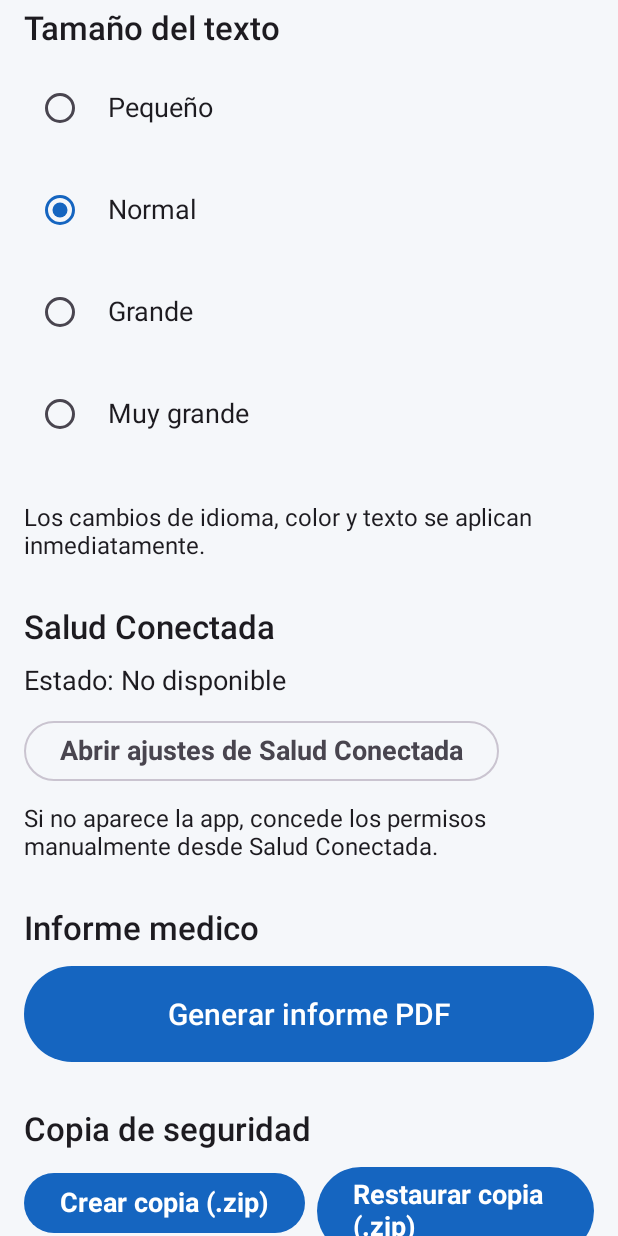
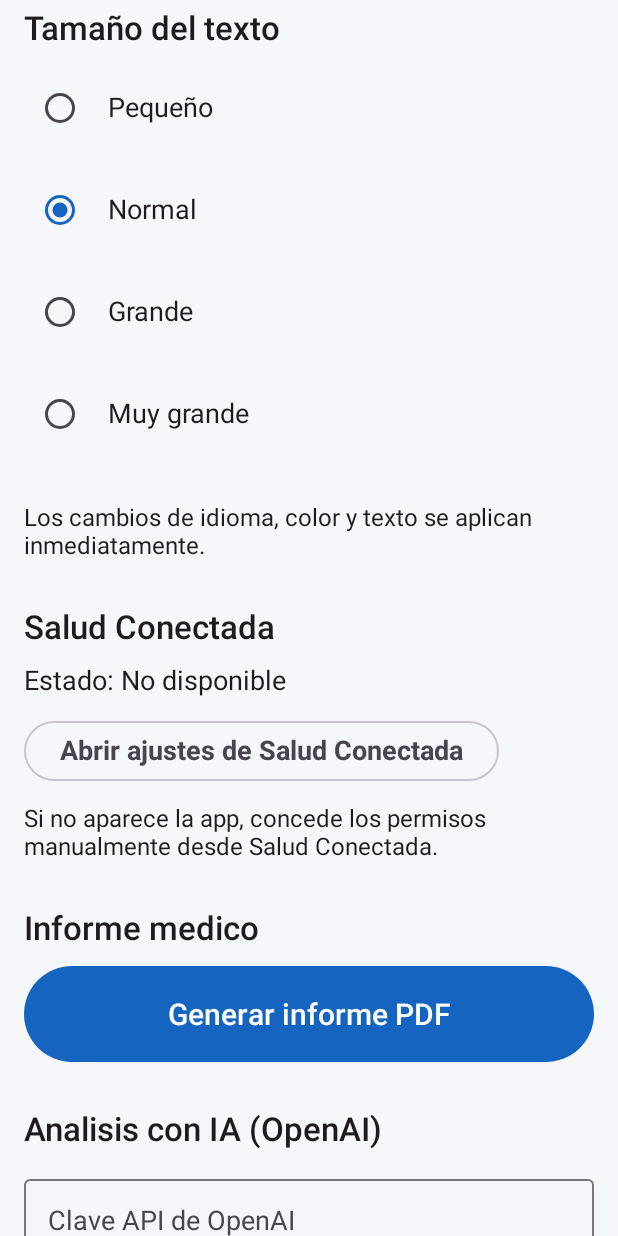
Before and after one commit to alejandrosenes/ParkinsonMonitor, an Android app built with Jetpack Compose: the composable SettingsScreen shown on its own in the app's theme, scrolled down 576 dp, on a phone screen of 412 x 824 dp. Run offline under Robolectric (Android 15) with nearby library versions, the phone set to English and light mode, and no system bars; our stand-ins replace Room's generated code; libraries missing offline, so code that uses them is left out: androidx.health.connect; pictures from the network do not load; 2 statements that could not run were skipped.

Commit message:
Replace Parkibot with in-app AI analysis (OpenAI)

```diff
--- a/app/src/main/AndroidManifest.xml
+++ b/app/src/main/AndroidManifest.xml
@@ -1,5 +1,6 @@
 <?xml version="1.0" encoding="utf-8"?>
 <manifest xmlns:android="http://schemas.android.com/apk/res/android">
+    <uses-permission android:name="android.permission.INTERNET" />
 
     <!-- Health Connect permissions -->
     <uses-permission android:name="android.permission.health.READ_STEPS" />
--- a/app/src/main/java/com/parkinson/app/ui/settings/SettingsScreen.kt
+++ b/app/src/main/java/com/parkinson/app/ui/settings/SettingsScreen.kt
@@ -37,6 +37,7 @@ fun SettingsScreen() {
     var selectedLang by remember { mutableStateOf(LanguageManager.get(context)) }
     var selectedPalette by remember { mutableStateOf(AppSettings.colorPalette.value) }
     var selectedScale by remember { mutableStateOf(AppSettings.textScale.value) }
+    var aiKey by remember { mutableStateOf(AppSettings.aiApiKey.value) }
     val app = context.applicationContext as ParkinsonApp
     val scope = rememberCoroutineScope()
     var healthAvailable by remember { mutableStateOf(false) }
@@ -209,6 +210,18 @@ fun SettingsScreen() {
         }
 
         Spacer(Modifier.height(8.dp))
+        Text("Analisis con IA (OpenAI)", style = MaterialTheme.typography.titleLarge)
+        OutlinedTextField(
+            value = aiKey,
+            onValueChange = { aiKey = it },
+            label = { Text("Clave API de OpenAI") },
+            modifier = Modifier.fillMaxWidth()
+        )
+        Button(onClick = { AppSettings.applyApiKey(context, aiKey) }) {
+            Text("Guardar clave")
+        }
+        Text("La clave se guarda localmente. Necesaria para 'Analizar con IA'.", style = MaterialTheme.typography.bodySmall)
+
         Text(stringResource(R.string.backup_title), style = MaterialTheme.typography.titleLarge)
         Row(horizontalArrangement = Arrangement.spacedBy(8.dp)) {
             Button(onClick = { createBackupLauncher.launch("parkinson_backup.zip") }) {
--- a/app/src/main/java/com/parkinson/app/util/AppSettings.kt
+++ b/app/src/main/java/com/parkinson/app/util/AppSettings.kt
@@ -8,9 +8,11 @@ object AppSettings {
     private const val PREFS = "parkinson_app_settings"
     private const val KEY_PALETTE = "palette"
     private const val KEY_TEXT_SCALE = "text_scale"
+    private const val KEY_AI_API_KEY = "ai_api_key"
 
     val colorPalette = mutableStateOf("blue")
     val textScale = mutableStateOf(1f)
+    val aiApiKey = mutableStateOf("")
 
     val paletteOptions = listOf(
         "blue" to "Azul",
@@ -30,6 +32,12 @@ object AppSettings {
         val prefs = context.getSharedPreferences(PREFS, Context.MODE_PRIVATE)
         colorPalette.value = prefs.getString(KEY_PALETTE, "blue") ?: "blue"
         textScale.value = prefs.getFloat(KEY_TEXT_SCALE, 1f)
+        aiApiKey.value = prefs.getString(KEY_AI_API_KEY, "") ?: ""
+    }
+
+    fun applyApiKey(context: Context, key: String) {
+        aiApiKey.value = key
+        context.getSharedPreferences(PREFS, Context.MODE_PRIVATE).edit().putString(KEY_AI_API_KEY, key).apply()
     }
 
     fun applyPalette(context: Context, palette: String) {
```
Also changed, not shown: app/src/main/java/com/parkinson/app/ui/report/ReportScreen.kt (+28 -7 lines).
